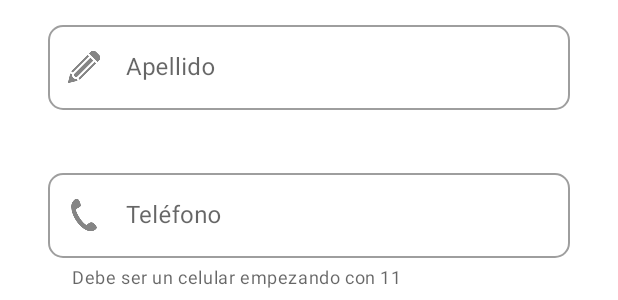
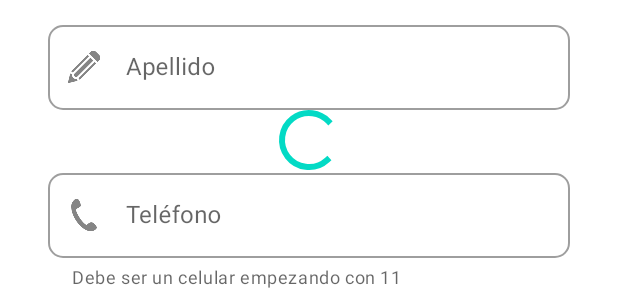
Before and after one commit to ezesalo/Auth-basico, an Android app: the layout register_fragment.xml on its own in the app's theme, with its tools: preview values and no code run, on a phone screen of 412 x 824 dp. Shown: the part 347-647 px from the top of the screen. Run offline under Robolectric (Android 15) with nearby library versions, the phone set to English and light mode, and no system bars.

Commit message:
agregado de progress bar

```diff
--- a/app/src/main/res/layout/register_fragment.xml
+++ b/app/src/main/res/layout/register_fragment.xml
@@ -204,5 +204,16 @@
         app:layout_constraintStart_toStartOf="parent"
         app:layout_constraintTop_toBottomOf="@+id/passInputLayOutTxt2" />
 
+    <ProgressBar
+        android:id="@+id/progressBar2"
+        style="?android:attr/progressBarStyle"
+        android:layout_width="wrap_content"
+        android:layout_height="wrap_content"
+        android:layout_marginBottom="175dp"
+        app:layout_constraintBottom_toBottomOf="parent"
+        app:layout_constraintEnd_toEndOf="parent"
+        app:layout_constraintStart_toStartOf="parent"
+        app:layout_constraintTop_toTopOf="parent" />
+
 
 </androidx.constraintlayout.widget.ConstraintLayout>
```
Also changed, not shown: app/src/main/java/com/ejercicios/authbasico/fragments/auth/LoginFragment.kt (+8 -4 lines), app/src/main/java/com/ejercicios/authbasico/fragments/auth/RegisterFragment.kt (+10 -0 lines), app/src/main/res/layout/login_fragment.xml (+14 -0 lines).
